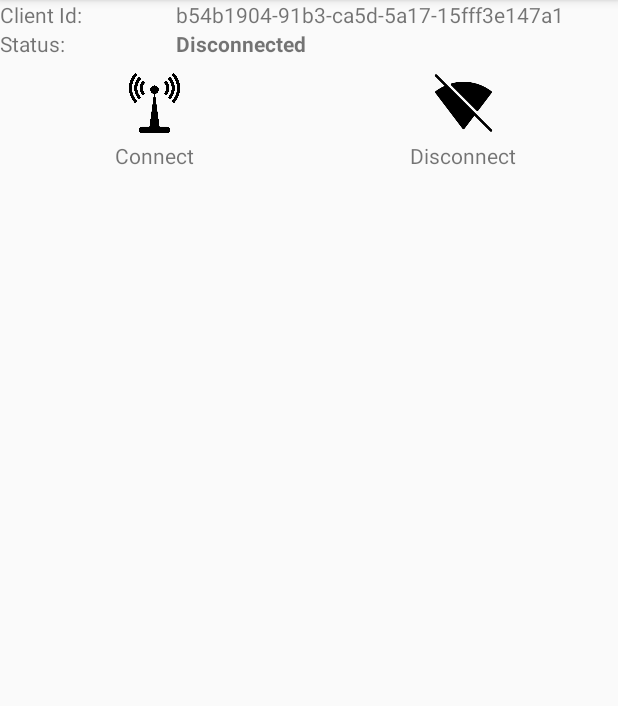
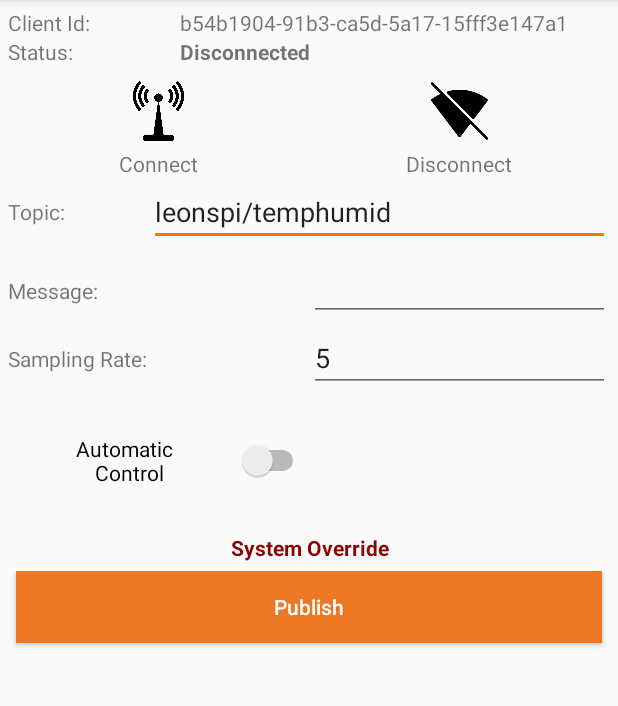
Before and after one commit to LeonMulvaney/IoTProject, an Android app: the ControlPanel screen opened directly, with no data from a screen before it, on a phone screen of 412 x 824 dp, the part 84-790 px from its top. Run offline under Robolectric (Android 15) with nearby library versions, the phone set to English and light mode, and no system bars; libraries missing offline, so code that uses them is left out: com.amazonaws.auth, com.amazonaws.mobileconnectors, com.amazonaws.regions, com.amazonaws.services; 20 statements that could not run were skipped.

Commit message:
Control Panel Section - Switches and Other Views added

```diff
--- a/app/src/main/java/ie/ncirl/x14445618student/bmscontroller/ControlPanel.java
+++ b/app/src/main/java/ie/ncirl/x14445618student/bmscontroller/ControlPanel.java
@@ -6,8 +6,12 @@ import android.os.Bundle;
 import android.util.Log;
 import android.view.View;
 import android.widget.Button;
+import android.widget.CompoundButton;
+import android.widget.EditText;
 import android.widget.ImageButton;
+import android.widget.Switch;
 import android.widget.TextView;
+import android.widget.Toast;
 
 import com.amazonaws.auth.CognitoCachingCredentialsProvider;
 import com.amazonaws.mobileconnectors.iot.AWSIotKeystoreHelper;
@@ -21,6 +25,9 @@ import com.amazonaws.services.iot.AWSIotClient;
 import com.amazonaws.services.iot.model.AttachPrincipalPolicyRequest;
 import com.amazonaws.services.iot.model.CreateKeysAndCertificateRequest;
 import com.amazonaws.services.iot.model.CreateKeysAndCertificateResult;
+
+import org.json.JSONException;
+import org.json.JSONObject;
 
 import java.security.KeyStore;
 import java.util.UUID;
@@ -60,12 +67,27 @@ public class ControlPanel extends AppCompatActivity {
 
     CognitoCachingCredentialsProvider credentialsProvider;
 
-    //Declare Views
-    ImageButton btnConnect;
-    ImageButton btnDisconnect;
+    //Declare Views & Variables
+
+    String automaticControlCircuit;
+    int sampleInterval =5;
+    String heatingCircuit;
+    String coolingCircuit;
+    String lightingCicruit;
+
+    ImageButton connectBtn;
+    ImageButton disconnectBtn;
 
     TextView tvClientId;
     TextView tvStatus;
+
+    EditText topicEt;
+    EditText messageEt;
+    EditText sampleIntervalEt;;
+
+    //Automatic Control Switch and Associated Views
+    Switch automateSwitch;
+    TextView automateStatusTv;
 
     @Override
     protected void onCreate(Bundle savedInstanceState) {
@@ -73,9 +95,23 @@ public class ControlPanel extends AppCompatActivity {
         setContentView(R.layout.activity_control_panel);
 
         //Target Views
-        btnConnect = findViewById(R.id.btnConnect);
-        tvClientId = findViewById(R.id.tvClientId);
-        tvStatus = findViewById(R.id.tvStatus);
+        connectBtn = findViewById(R.id.connectBtn);
+        disconnectBtn = findViewById(R.id.disconnectBtn);
+
+        tvClientId = findViewById(R.id.clientIdTv);
+        tvStatus = findViewById(R.id.statusTv);
+
+        topicEt = findViewById(R.id.topicEt);
+        topicEt.setText("leonspi/temphumid");
+        messageEt = findViewById(R.id.messageEt);
+
+        //Automatic Control Switch and Associated Views
+        automateSwitch = findViewById(R.id.automateSwitch);
+        sampleIntervalEt = findViewById(R.id.sampleIntervalEt);
+        sampleIntervalEt.setText("5");
+        automateStatusTv = findViewById(R.id.automateStatusTv);
+
+
 
 
         // MQTT client IDs are required to be unique per AWS IoT account.
@@ -125,7 +161,7 @@ public class ControlPanel extends AppCompatActivity {
                     // load keystore from file into memory to pass on connection
                     clientKeyStore = AWSIotKeystoreHelper.getIotKeystore(certificateId,
                             keystorePath, keystoreName, keystorePassword);
-                    btnConnect.setEnabled(true);
+                    connectBtn.setEnabled(true);
                 } else {
                     Log.i(LOG_TAG, "Key/cert " + certificateId + " not found in keystore.");
                 }
@@ -184,7 +220,7 @@ public class ControlPanel extends AppCompatActivity {
                         runOnUiThread(new Runnable() {
                             @Override
                             public void run() {
-                                btnConnect.setEnabled(true);
+                                connectBtn.setEnabled(true);
                             }
                         });
                     } catch (Exception e) {
@@ -195,7 +231,31 @@ public class ControlPanel extends AppCompatActivity {
                 }
             }).start();
         }
-    } //End of OnCreate
+
+        //Target Switch and Listen for changes
+        automateSwitch.setOnCheckedChangeListener(new CompoundButton.OnCheckedChangeListener() {
+            public void onCheckedChanged(CompoundButton buttonView, boolean isChecked) {
+                // Parse String from EditText to Int Resolving Issues From: https://stackoverflow.com/questions/2709253/converting-a-string-to-an-integer-on-android
+                try{
+                    sampleInterval = Integer.parseInt(sampleIntervalEt.getText().toString());
+                }
+                catch(NumberFormatException nfe) {
+                    System.out.println(nfe);
+                };
+
+                if(isChecked ==true){
+                    automaticControlCircuit = "true"; //Set Automatic Control Circuit to True
+                    automateStatusTv.setText("System Automation: ON");
+
+                }
+                else{
+                    automaticControlCircuit = "false";//Turn Sensor Off
+                    automateStatusTv.setText("System Automation: OFF");
+                }
+            }
+        });
+
+    } //End of OnCreate -------------------------------------
 
 
     //Method run when the connect button is clicked - Changed from source code to suit project
@@ -219,6 +279,8 @@ public class ControlPanel extends AppCompatActivity {
                                 tvStatus.setText("Connected");
                                 //Set text color programatically From: https://stackoverflow.com/questions/8472349/how-to-set-text-color-to-a-text-view-programmatically
                                 tvStatus.setTextColor(Color.parseColor("#008000"));
+                                Toast.makeText(getApplicationContext(),"Successfully Connected to AWS IoT",Toast.LENGTH_LONG).show();
+
 
                             } else if (status == AWSIotMqttClientStatus.Reconnecting) {
                                 if (throwable != null) {
@@ -247,11 +309,41 @@ public class ControlPanel extends AppCompatActivity {
 
     }
 
+    //Disconnect Method
     public void disconnect(View view){
         try {
             mqttManager.disconnect();
+            Toast.makeText(getApplicationContext(),"Successfully Disconnected to AWS IoT",Toast.LENGTH_LONG).show();
         } catch (Exception e) {
             Log.e(LOG_TAG, "Disconnect error.", e);
         }
     }
+
+
+    //Publish data via MQTT to Message Broker (AWS IoT)
+    public void publish(View view){
+        final String topic = topicEt.getText().toString();
+
+        //Parse data as JSON Object
+        JSONObject data = new JSONObject();
+        try{
+            data.put("automaticControlCircuit",automaticControlCircuit);
+            data.put("sampleInterval",sampleInterval);
+            data.put("heatingCircuit","False");
+            data.put("coolingCircuit","False");
+            data.put("lightingCircuit","False");
+        }
+        catch (JSONException e) {
+            e.printStackTrace();
+        }
+
+        try {
+            mqttManager.publishString(data.toString(), topic, AWSIotMqttQos.QOS0);
+            Toast.makeText(getApplicationContext(),"Successfully Published to Broker: \n" + data.toString(),Toast.LENGTH_LONG).show();
+
+        } catch (Exception e) {
+            Log.e(LOG_TAG, "Publish error.", e);
+            Toast.makeText(this,"Publish error : " + e.toString(),Toast.LENGTH_LONG).show();
+        }
+    }
 }
--- a/app/src/main/res/layout/activity_control_panel.xml
+++ b/app/src/main/res/layout/activity_control_panel.xml
@@ -5,7 +5,8 @@
     android:layout_width="match_parent"
     android:layout_height="match_parent"
     tools:context="ie.ncirl.x14445618student.bmscontroller.ControlPanel"
-    android:orientation="vertical">
+    android:orientation="vertical"
+    android:padding="5dp">
 
     <LinearLayout
         android:layout_width="match_parent"
@@ -20,7 +21,7 @@
             android:text="Client Id:" />
 
         <TextView
-            android:id="@+id/tvClientId"
+            android:id="@+id/clientIdTv"
             android:layout_width="0dp"
             android:layout_height="match_parent"
             android:layout_weight="5"
@@ -40,7 +41,7 @@
             android:text="Status:" />
 
         <TextView
-            android:id="@+id/tvStatus"
+            android:id="@+id/statusTv"
             android:layout_width="0dp"
             android:layout_height="match_parent"
             android:layout_weight="5"
@@ -63,7 +64,7 @@
             android:layout_gravity="center">
 
             <ImageButton
-                android:id="@+id/btnConnect"
+                android:id="@+id/connectBtn"
                 android:layout_width="40dp"
                 android:layout_height="40dp"
                 android:src="@drawable/connect"
@@ -82,7 +83,7 @@
             android:layout_weight="1">
 
             <ImageButton
-                android:id="@+id/btnDisconnect"
+                android:id="@+id/disconnectBtn"
                 android:layout_width="40dp"
                 android:layout_height="40dp"
                 android:src="@drawable/disconnect"
@@ -121,4 +122,138 @@
 
 
     </LinearLayout>
+
+    <!--Start of Control Views -->
+    <LinearLayout
+        android:layout_width="match_parent"
+        android:layout_height="wrap_content"
+        android:orientation="horizontal" >
+
+        <TextView
+            android:layout_width="wrap_content"
+            android:layout_height="match_parent"
+            android:layout_weight="2"
+            android:gravity="center_vertical"
+            android:text="Topic:" />
+
+        <EditText
+            android:id="@+id/topicEt"
+            android:layout_width="wrap_content"
+            android:layout_height="match_parent"
+            android:layout_weight="5"
+            android:gravity="center_vertical" />
+    </LinearLayout>
+
+    <LinearLayout
+        android:layout_width="fill_parent"
+        android:layout_height="40dp"
+        android:orientation="horizontal"
+        android:layout_marginTop="10dp">
+
+        <TextView
+            android:layout_width="fill_parent"
+            android:layout_height="match_parent"
+            android:layout_weight="1"
+            android:gravity="center_vertical"
+            android:text="Message:" />
+
+        <EditText
+            android:id="@+id/messageEt"
+            android:layout_width="fill_parent"
+            android:layout_height="match_parent"
+            android:layout_weight="1"
+            android:gravity="center_vertical" />
+    </LinearLayout>
+
+
+    <!-- Sampling Rate Linear Layout -->
+    <LinearLayout
+        android:layout_width="fill_parent"
+        android:layout_height="50dp"
+        android:gravity="center"
+        android:orientation="horizontal">
+
+        <TextView
+            android:layout_width="fill_parent"
+            android:layout_height="match_parent"
+            android:layout_weight="1"
+            android:gravity="center_vertical"
+            android:text="Sampling Rate:" />
+
+        <EditText
+            android:id="@+id/sampleIntervalEt"
+            android:layout_width="fill_parent"
+            android:layout_height="wrap_content"
+            android:layout_weight="1"/>
+    </LinearLayout>
+    <!-- End of Sampling Rate Linear Layout -->
+
+    <!-- Start of Automation Switch Layout -->
+    <LinearLayout
+        android:layout_width="fill_parent"
+        android:layout_height="75dp"
+        android:layout_marginTop="15dp"
+        android:orientation="horizontal"
+        android:layout_margin="5dp">
+
+        <LinearLayout
+            android:layout_width="fill_parent"
+            android:layout_height="fill_parent"
+            android:layout_weight="1"
+            android:gravity="center">
+
+            <Switch
+                android:id="@+id/automateSwitch"
+                android:layout_width="fill_parent"
+                android:layout_height="fill_parent"
+                android:layout_gravity="center"
+                android:gravity="center"
+                android:text="Automatic \n Control"
+                android:textOff="Off"
+                android:textOn="On"
+                android:theme="@style/SwitchCompatTheme">
+            </Switch>
+
+        </LinearLayout>
+
+        <LinearLayout
+            android:layout_width="fill_parent"
+            android:layout_height="fill_parent"
+            android:layout_weight="1"
+            android:gravity="center"
+            android:layout_margin="5dp">
+
+            <TextView
+                android:id="@+id/automateStatusTv"
+                android:layout_width="fill_parent"
+                android:layout_height="wrap_content"
+                android:textAlignment="center"
+                android:layout_gravity="center_vertical" />
+
+        </LinearLayout>
+    </LinearLayout>
+    <!-- End of Automated Switch Layout -->
+
+    <TextView
+        android:layout_width="fill_parent"
+        android:layout_height="20dp"
+        android:text="System Override"
+        android:textStyle="bold"
+        android:textColor="@color/darkRed"
+        android:textAlignment="center"
+        android:layout_marginTop="5dp"/>
+
+
+    <Button
+        android:id="@+id/publishBtn"
+        android:layout_width="match_parent"
+        android:layout_height="wrap_content"
+        android:layout_gravity="left"
+        android:text="Publish"
+        android:textAllCaps="false"
+        android:textColor="#FFFFFF"
+        android:background="@color/colorAccent"
+        android:layout_margin="5dp"
+        android:onClick="publish"/>
+
 </LinearLayout>
--- a/app/src/main/res/values/colors.xml
+++ b/app/src/main/res/values/colors.xml
@@ -3,4 +3,6 @@
     <color name="colorPrimary">#262626</color>
     <color name="colorPrimaryDark">#191919</color>
     <color name="colorAccent">#EC7823</color>
+    <color name="green">#008000</color>
+    <color name="darkRed">#8B0000</color>
 </resources>
--- a/app/src/main/res/values/styles.xml
+++ b/app/src/main/res/values/styles.xml
@@ -8,4 +8,9 @@
         <item name="colorAccent">@color/colorAccent</item>
     </style>
 
+    <style name="SwitchCompatTheme">
+        <!-- Switch Design From: https://medium.com/@elye.project/customizing-switch-using-xml-ca0d37204a86 -->
+        <item name="colorControlActivated">#008000</item>
+    </style>
+
 </resources>
```
